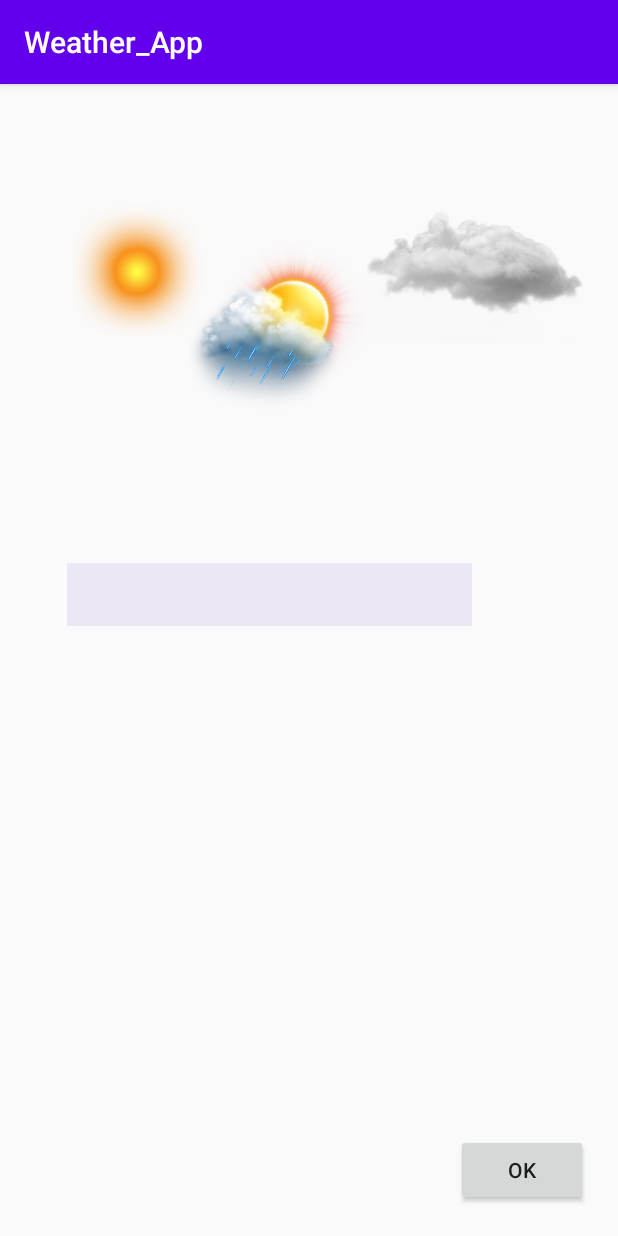
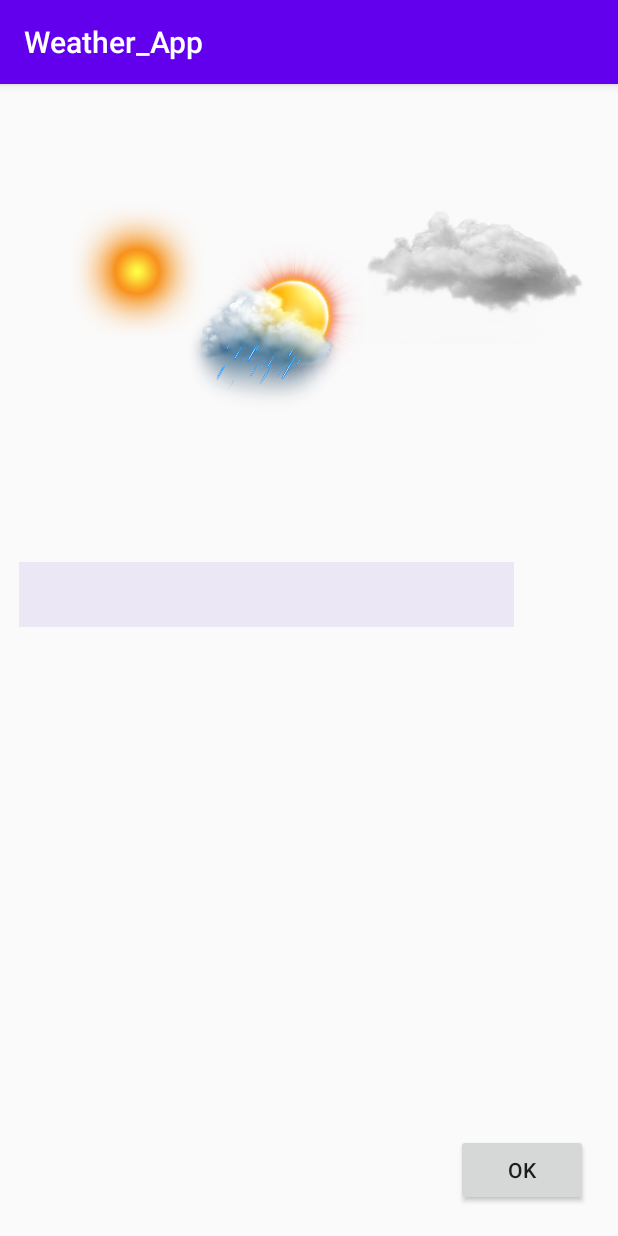
Before and after one commit to sharif-dev/Bone-Weather-Repo, an Android app: the screen it shows after launch (MainActivity), on a phone screen of 412 x 824 dp. Run offline under Robolectric (Android 15) with nearby library versions, the phone set to English and light mode, and no system bars; our stand-ins replace Volley.

Commit message:
connecting two pages

```diff
--- a/app/src/main/java/com/example/Service/MapBoxSRV.java
+++ b/app/src/main/java/com/example/Service/MapBoxSRV.java
@@ -39,6 +39,7 @@ public class MapBoxSRV {
                                 String x = jsonCity.getJSONArray("center").get(0).toString();
                                 String y = jsonCity.getJSONArray("center").get(1).toString();
                                 Pair<String, String> center = new Pair<>(x, y);
+                                c.setCenter(center);
                                 cities[index] = c;
                             }
                             MainActivity.cities = cities;
--- a/app/src/main/java/com/example/weather_app/WeatherActivity.java
+++ b/app/src/main/java/com/example/weather_app/WeatherActivity.java
@@ -53,6 +53,11 @@ public class WeatherActivity extends AppCompatActivity {
         nameOfCity = "Tehran";
         latitude = "35.689198";
         longitude = "51.388973";
+
+        nameOfCity = intent.getExtras().getString("nameOfCity");
+        latitude = intent.getExtras().getString("latitude");
+        longitude = intent.getExtras().getString("longitude");
+
 //        WorkerThread a = new WorkerThread();
 //        a.handler = handler;
 //        a.run();
--- a/app/src/main/res/layout/activity_main.xml
+++ b/app/src/main/res/layout/activity_main.xml
@@ -21,33 +21,32 @@
 
     <AutoCompleteTextView
         android:id="@+id/select_city_text_view"
-        android:layout_width="270dp"
-        android:layout_height="42dp"
-        android:layout_marginLeft="20dp"
+        android:layout_width="330dp"
+        android:layout_height="43dp"
         android:background="@color/autoComplete"
         android:dropDownSelector="@color/autoComplete"
+        android:foregroundGravity="left"
         android:gravity="center"
         app:layout_constraintBottom_toBottomOf="parent"
         app:layout_constraintEnd_toStartOf="@id/city_progress"
         app:layout_constraintHorizontal_bias="0.0"
         app:layout_constraintStart_toStartOf="parent"
         app:layout_constraintTop_toTopOf="parent"
-        app:layout_constraintVertical_bias="0.44"
-        android:foregroundGravity="left"/>
+        app:layout_constraintVertical_bias="0.44" />
 
     <ProgressBar
         android:id="@+id/city_progress"
-        android:layout_width="wrap_content"
-        android:layout_height="wrap_content"
+        android:layout_width="43dp"
+        android:layout_height="41dp"
         android:indeterminate="true"
+        android:textDirection="ltr"
         android:visibility="invisible"
         app:layout_constraintBottom_toBottomOf="@+id/select_city_text_view"
         app:layout_constraintEnd_toEndOf="parent"
         app:layout_constraintHorizontal_bias="0.388"
         app:layout_constraintStart_toEndOf="@+id/select_city_text_view"
         app:layout_constraintTop_toTopOf="@+id/select_city_text_view"
-        app:layout_constraintVertical_bias="0.189"
-        android:textDirection="ltr"/>
+        app:layout_constraintVertical_bias="0.0" />
 
     <ImageView
         android:id="@+id/imageView2"
```
Also changed, not shown: app/src/main/java/com/example/weather_app/MainActivity.java (+18 -1 lines).
